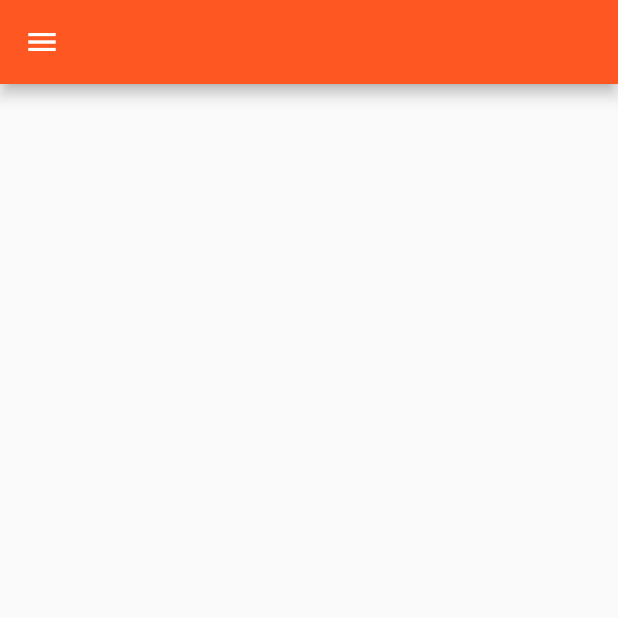
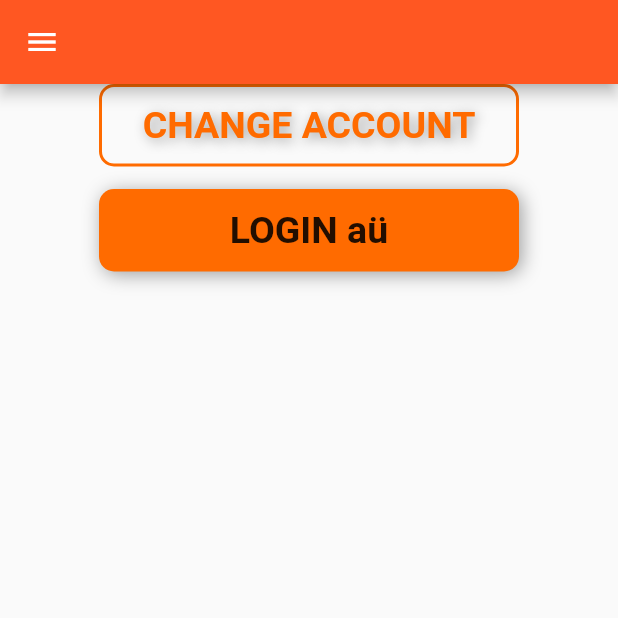
Before and after one commit to CaptenSepp/arash_project_versioin_2, a Flutter app: the screen it shows after launch, on a phone screen of 412 x 824 dp, the top half of it. Run offline on Flutter 3.47's test engine with Material 2 defaults, Android fonts, the phone set to English and light mode, and no system bars.

Commit message:
arash project started

```diff
--- a/lib/main.dart
+++ b/lib/main.dart
@@ -12,17 +12,79 @@ class MyApp extends StatelessWidget {
   Widget build(BuildContext context) {
     return (MaterialApp(
       theme: ThemeData(
-          //todo: change the theme color here in need
-          primarySwatch: Colors.deepOrange,
-          fontFamily: 'Palanquin_Dark'),
+        //                           todo: change the theme color here in need
+        primarySwatch: Colors.deepOrange,
+        // fontFamily: "Roboto",
+      ),
       debugShowCheckedModeBanner: false,
       home: Scaffold(
+        body: Column(
+          children: [
+            Center(
+              //                                 todo: the component starts here
+              child: Container(
+                width: 280,
+                height: 55,
+                decoration: BoxDecoration(
+                  border: Border.all(
+                    width: 2,
+                    color: const Color(0xFFFF6B00),
+                  ),
+                  borderRadius: BorderRadius.circular(10),
+                  color: Colors.transparent,
+                ),
+                child: const Center(
+                  child: Text(
+                    "CHANGE ACCOUNT",
+                    style: TextStyle(
+                      fontSize: 25,
+                      color: Color(0xFFFF6B00),
+                      fontWeight: FontWeight.bold,
+                      shadows: [
+                        Shadow(
+                            color: Colors.grey,
+                            offset: Offset(2, 2),
+                            blurRadius: 10)
+                      ],
+                    ),
+                  ),
+                ),
+              ),
+            ),
+            const SizedBox(
+              height: 15,
+            ),
+            //                                  todo: the component starts here
+            Container(
+              width: 280,
+              height: 55,
+              decoration: BoxDecoration(
+                boxShadow: const [
+                  BoxShadow(
+                      blurRadius: 10, offset: Offset(2, 2), color: Colors.grey),
+                ],
+                borderRadius: BorderRadius.circular(10),
+                color: const Color(0xFFFF6B00),
+              ),
+              child: const Center(
+                child: Text(
+                  "LOGIN aü",
+                  style: TextStyle(
+                    fontFamily: "Roboto",
+                    fontSize: 25,
+                    fontWeight: FontWeight.bold,
+                  ),
+                ),
+              ),
+            )
+          ],
+        ),
         drawer: const Drawer(),
         appBar: AppBar(
           title: Title(
-            //todo: change the color here in need
+            //                               todo: change the color here in need
             color: Colors.orangeAccent,
-            //todo: change the title here in need
+            //                                todo: change the title here in need
             title: "new app",
             child: Container(),
           ),
```
Also changed, not shown: lib/src/components/default_button.dart (added, +37 -0 lines), lib/src/components/default_transparent_button.dart (added, +42 -0 lines), pubspec.yaml (+4 -6 lines), lib/fonts/Roboto/LICENSE.txt (added), lib/fonts/Roboto/Roboto-Black.ttf (added), lib/fonts/Roboto/Roboto-BlackItalic.ttf (added), lib/fonts/Roboto/Roboto-Bold.ttf (added), lib/fonts/Roboto/Roboto-BoldItalic.ttf (added), lib/fonts/Roboto/Roboto-Italic.ttf (added), lib/fonts/Roboto/Roboto-Light.ttf (added), lib/fonts/Roboto/Roboto-LightItalic.ttf (added), lib/fonts/Roboto/Roboto-Medium.ttf (added), lib/fonts/Roboto/Roboto-MediumItalic.ttf (added), lib/fonts/Roboto/Roboto-Regular.ttf (added), 2 more files.
